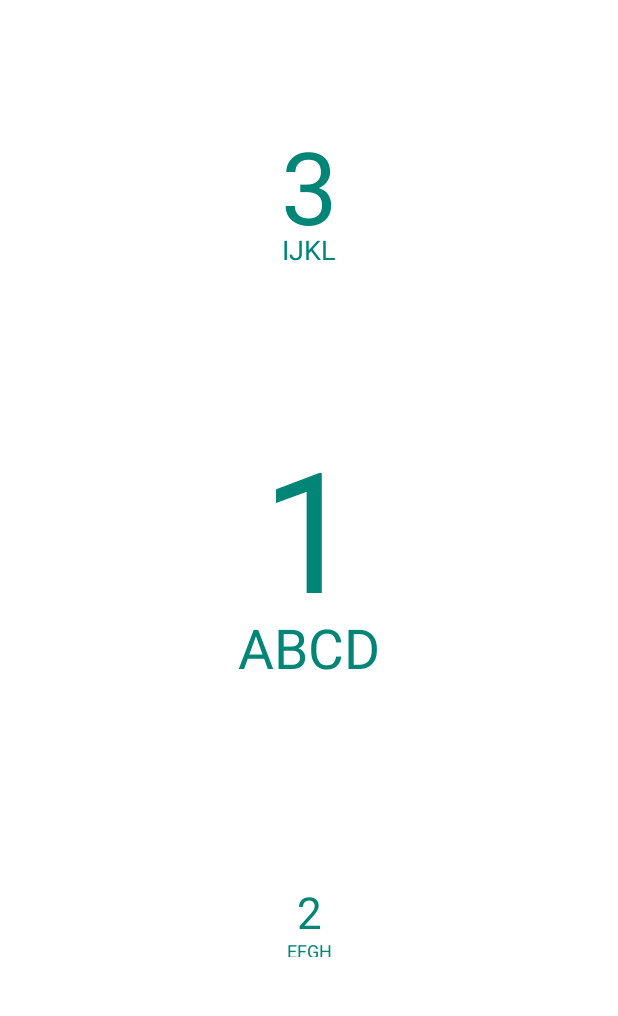
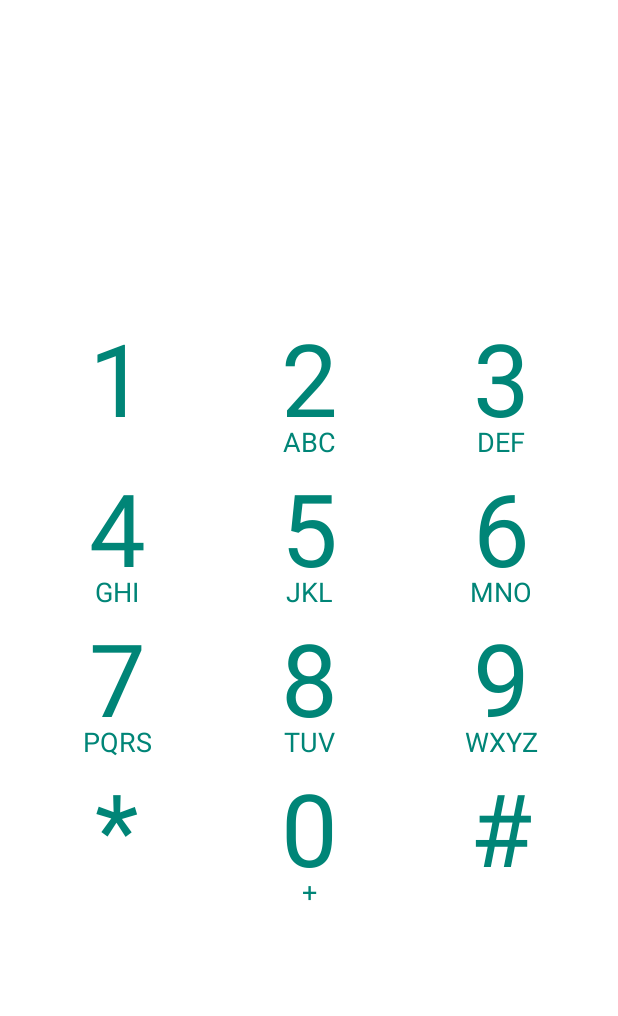
Before and after one commit to ebbanimer/dialer-app, an Android app: the DialActivity screen opened directly, with no data from a screen before it, on a phone screen of 412 x 824 dp, the part 83-1099 px from its top. Run offline under Robolectric (Android 15) with nearby library versions, the phone set to English and light mode, and no system bars.

Commit message:
Task 3: Added sounds to all keys, finishing up layout.

```diff
--- a/app/src/main/java/se/miun/ebni2100/dt031g/dialer/Dialpad.kt
+++ b/app/src/main/java/se/miun/ebni2100/dt031g/dialer/Dialpad.kt
@@ -2,7 +2,10 @@ package se.miun.ebni2100.dt031g.dialer
 
 import android.content.Context
 import android.util.AttributeSet
+import android.view.View
 import androidx.constraintlayout.widget.ConstraintLayout
+import se.miun.ebni2100.dt031g.dialer.databinding.DialpadBinding
+import se.miun.ebni2100.dt031g.dialer.databinding.DialpadlayoutBinding
 
 class Dialpad @JvmOverloads constructor(
     context: Context,
@@ -10,4 +13,12 @@ class Dialpad @JvmOverloads constructor(
     defStyle: Int = 0
 ) : ConstraintLayout(context, attrs, defStyle) {
 
+    private var binding : DialpadBinding
+
+    init {
+        binding = DialpadBinding.bind(
+            View.inflate(context, R.layout.dialpad, this)
+        )
+    }
+
 }
--- a/app/src/main/java/se/miun/ebni2100/dt031g/dialer/DialpadButton.kt
+++ b/app/src/main/java/se/miun/ebni2100/dt031g/dialer/DialpadButton.kt
@@ -52,7 +52,9 @@ class DialpadButton @JvmOverloads constructor(
                 attributes.recycle()
             }
         }
-        setClickEvents();
+
+            //setClickEvents();
+
     }
 
     /**
--- a/app/src/main/java/se/miun/ebni2100/dt031g/dialer/SoundPlayer.kt
+++ b/app/src/main/java/se/miun/ebni2100/dt031g/dialer/SoundPlayer.kt
@@ -100,8 +100,8 @@ class SoundPlayer private constructor(private val context: Context) {
             "7" -> soundIds[Dials.SEVEN]?.let { soundPool?.play(it, 1f, 1f, 1, 0, 1f) ?: 1 }
             "8" -> soundIds[Dials.EIGHT]?.let { soundPool?.play(it, 1f, 1f, 1, 0, 1f) ?: 1 }
             "9" -> soundIds[Dials.NINE]?.let { soundPool?.play(it, 1f, 1f, 1, 0, 1f) ?: 1 }
-            "pound" -> soundIds[Dials.POUND]?.let { soundPool?.play(it, 1f, 1f, 1, 0, 1f) ?: 1 }
-            "star" -> soundIds[Dials.STAR]?.let { soundPool?.play(it, 1f, 1f, 1, 0, 1f) ?: 1 }
+            "#" -> soundIds[Dials.POUND]?.let { soundPool?.play(it, 1f, 1f, 1, 0, 1f) ?: 1 }
+            "*" -> soundIds[Dials.STAR]?.let { soundPool?.play(it, 1f, 1f, 1, 0, 1f) ?: 1 }
             else -> {
                 return
             }
--- a/app/src/main/res/layout/activity_dial.xml
+++ b/app/src/main/res/layout/activity_dial.xml
@@ -15,7 +15,11 @@
         app:layout_constraintStart_toStartOf="parent"
         app:layout_constraintTop_toTopOf="parent"/>
 
-    <se.miun.ebni2100.dt031g.dialer.DialpadButton
+    <se.miun.ebni2100.dt031g.dialer.Dialpad
+        android:layout_width="match_parent"
+        android:layout_height="match_parent"/>
+
+    <!--<se.miun.ebni2100.dt031g.dialer.DialpadButton
         android:id="@+id/dialpad_button_3"
         android:layout_width="50dp"
         android:layout_height="100dp"
@@ -47,5 +51,5 @@
         app:layout_constraintEnd_toEndOf="@+id/dialpad_button_1"
         app:layout_constraintStart_toStartOf="@+id/dialpad_button_1"
         app:layout_constraintTop_toBottomOf="@+id/dialpad_button_1" />
-
+-->
 </androidx.constraintlayout.widget.ConstraintLayout>
--- a/app/src/main/res/layout/dialpad.xml
+++ b/app/src/main/res/layout/dialpad.xml
@@ -1,6 +1,137 @@
 <?xml version="1.0" encoding="utf-8"?>
 <androidx.constraintlayout.widget.ConstraintLayout xmlns:android="http://schemas.android.com/apk/res/android"
+    xmlns:app="http://schemas.android.com/apk/res-auto"
+    xmlns:tools="http://schemas.android.com/tools"
     android:layout_width="match_parent"
-    android:layout_height="match_parent">
+    android:layout_height="match_parent"
+    android:layout_gravity="center_horizontal">
+
+
+    <se.miun.ebni2100.dt031g.dialer.DialpadButton
+        android:id="@+id/dialpad_button_1"
+        android:layout_width="100dp"
+        android:layout_height="100dp"
+        app:title="1"
+        app:message=""
+        app:layout_constraintBottom_toTopOf="@+id/dialpad_button_4"
+        app:layout_constraintEnd_toEndOf="@+id/dialpad_button_4"
+        app:layout_constraintStart_toStartOf="@+id/dialpad_button_4"
+ />
+
+    <se.miun.ebni2100.dt031g.dialer.DialpadButton
+        android:id="@+id/dialpad_button_2"
+        android:layout_width="100dp"
+        android:layout_height="100dp"
+        app:title="2"
+        app:message="ABC"
+        app:layout_constraintBottom_toTopOf="@+id/dialpad_button_5"
+        app:layout_constraintEnd_toEndOf="@+id/dialpad_button_5"
+        app:layout_constraintStart_toStartOf="@+id/dialpad_button_5"/>
+
+    <se.miun.ebni2100.dt031g.dialer.DialpadButton
+        android:id="@+id/dialpad_button_3"
+        android:layout_width="100dp"
+        android:layout_height="100dp"
+        app:title="3"
+        app:message="DEF"
+        app:layout_constraintBottom_toTopOf="@+id/dialpad_button_6"
+        app:layout_constraintEnd_toEndOf="@+id/dialpad_button_6"
+        app:layout_constraintStart_toStartOf="@+id/dialpad_button_6"/>
+
+    <se.miun.ebni2100.dt031g.dialer.DialpadButton
+        android:id="@+id/dialpad_button_4"
+        android:layout_width="100dp"
+        android:layout_height="100dp"
+        app:title="4"
+        app:message="GHI"
+        app:layout_constraintBottom_toBottomOf="@id/dialpad_button_5"
+        app:layout_constraintEnd_toStartOf="@+id/dialpad_button_5"
+        app:layout_constraintStart_toStartOf="parent"
+        app:layout_constraintTop_toTopOf="@id/dialpad_button_5" />
+
+    <se.miun.ebni2100.dt031g.dialer.DialpadButton
+        android:id="@+id/dialpad_button_5"
+        android:layout_width="100dp"
+        android:layout_height="100dp"
+        app:layout_constraintBottom_toBottomOf="parent"
+        app:layout_constraintEnd_toEndOf="parent"
+        app:layout_constraintStart_toStartOf="parent"
+
+        app:layout_constraintTop_toTopOf="parent"
+        app:message="JKL"
+        app:title="5" />
+
+    <se.miun.ebni2100.dt031g.dialer.DialpadButton
+        android:id="@+id/dialpad_button_6"
+        android:layout_width="100dp"
+        android:layout_height="100dp"
+        app:title="6"
+        app:message="MNO"
+        app:layout_constraintTop_toTopOf="@+id/dialpad_button_5"
+        app:layout_constraintEnd_toEndOf="parent"
+        app:layout_constraintStart_toEndOf="@+id/dialpad_button_5"
+        app:layout_constraintBottom_toBottomOf="@+id/dialpad_button_5" />
+
+    <se.miun.ebni2100.dt031g.dialer.DialpadButton
+        android:id="@+id/dialpad_button_7"
+        android:layout_width="100dp"
+        android:layout_height="100dp"
+        app:title="7"
+        app:message="PQRS"
+        app:layout_constraintTop_toBottomOf="@+id/dialpad_button_4"
+        app:layout_constraintEnd_toEndOf="@+id/dialpad_button_4"
+        app:layout_constraintStart_toStartOf="@+id/dialpad_button_4"
+        />
+
+    <se.miun.ebni2100.dt031g.dialer.DialpadButton
+        android:id="@+id/dialpad_button_8"
+        android:layout_width="100dp"
+        android:layout_height="100dp"
+        app:title="8"
+        app:message="TUV"
+        app:layout_constraintEnd_toEndOf="@+id/dialpad_button_5"
+        app:layout_constraintStart_toStartOf="@+id/dialpad_button_5"
+        app:layout_constraintTop_toBottomOf="@+id/dialpad_button_5" />
+
+    <se.miun.ebni2100.dt031g.dialer.DialpadButton
+        android:id="@+id/dialpad_button_9"
+        android:layout_width="100dp"
+        android:layout_height="100dp"
+        app:title="9"
+        app:message="WXYZ"
+        app:layout_constraintEnd_toEndOf="@+id/dialpad_button_6"
+        app:layout_constraintStart_toStartOf="@+id/dialpad_button_6"
+        app:layout_constraintTop_toBottomOf="@+id/dialpad_button_6" />
+
+    <se.miun.ebni2100.dt031g.dialer.DialpadButton
+        android:id="@+id/dialpad_button_star"
+        android:layout_width="100dp"
+        android:layout_height="100dp"
+        app:title="*"
+        app:message=""
+        app:layout_constraintEnd_toEndOf="@+id/dialpad_button_7"
+        app:layout_constraintStart_toStartOf="@+id/dialpad_button_7"
+        app:layout_constraintTop_toBottomOf="@+id/dialpad_button_7" />
+
+    <se.miun.ebni2100.dt031g.dialer.DialpadButton
+        android:id="@+id/dialpad_button_0"
+        android:layout_width="100dp"
+        android:layout_height="100dp"
+        app:title="0"
+        app:message="+"
+        app:layout_constraintEnd_toEndOf="@+id/dialpad_button_8"
+        app:layout_constraintStart_toStartOf="@+id/dialpad_button_8"
+        app:layout_constraintTop_toBottomOf="@+id/dialpad_button_8" />
+
+    <se.miun.ebni2100.dt031g.dialer.DialpadButton
+        android:id="@+id/dialpad_button_pound"
+        android:layout_width="100dp"
+        android:layout_height="100dp"
+        app:title="#"
+        app:message=""
+        app:layout_constraintEnd_toEndOf="@+id/dialpad_button_9"
+        app:layout_constraintStart_toStartOf="@+id/dialpad_button_9"
+        app:layout_constraintTop_toBottomOf="@+id/dialpad_button_9" />
+
 
 </androidx.constraintlayout.widget.ConstraintLayout>
```
